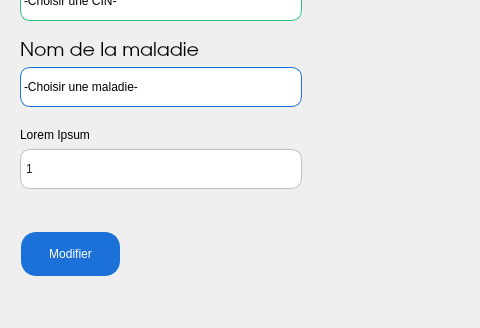
Qt form Maladie/Modifier/modifier.ui (Mindblownserver/mini-project) before a commit; both pictures show x 0 to 480 and y 184 to 512 of the 741 by 512 pixel window.
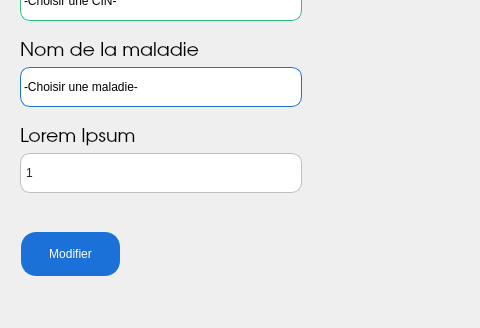
The same form after that commit. Icons and pictures are not drawn.

Commit message: fully implemented 'modifier' for 'maladie'

What changed in the file:
```diff
--- a/Maladie/Modifier/modifier.ui
+++ b/Maladie/Modifier/modifier.ui
@@ -13,6 +13,9 @@
   <property name="windowTitle">
    <string>Form</string>
   </property>
+  <property name="styleSheet">
+   <string notr="true"/>
+  </property>
   <layout class="QVBoxLayout" name="verticalLayout_7">
    <item>
     <widget class="QFrame" name="frame_6">
@@ -357,7 +360,13 @@
      </property>
      <layout class="QVBoxLayout" name="verticalLayout_5">
       <item>
-       <widget class="QLabel" name="lbl_2">
+       <widget class="QLabel" name="crLbl">
+        <property name="font">
+         <font>
+          <family>URW Gothic</family>
+          <pointsize>14</pointsize>
+         </font>
+        </property>
         <property name="text">
          <string>Lorem Ipsum</string>
         </property>
```
Left out of the diff: 6 changed lines with no effect on the pictures. The commit also changes 11 other files.
